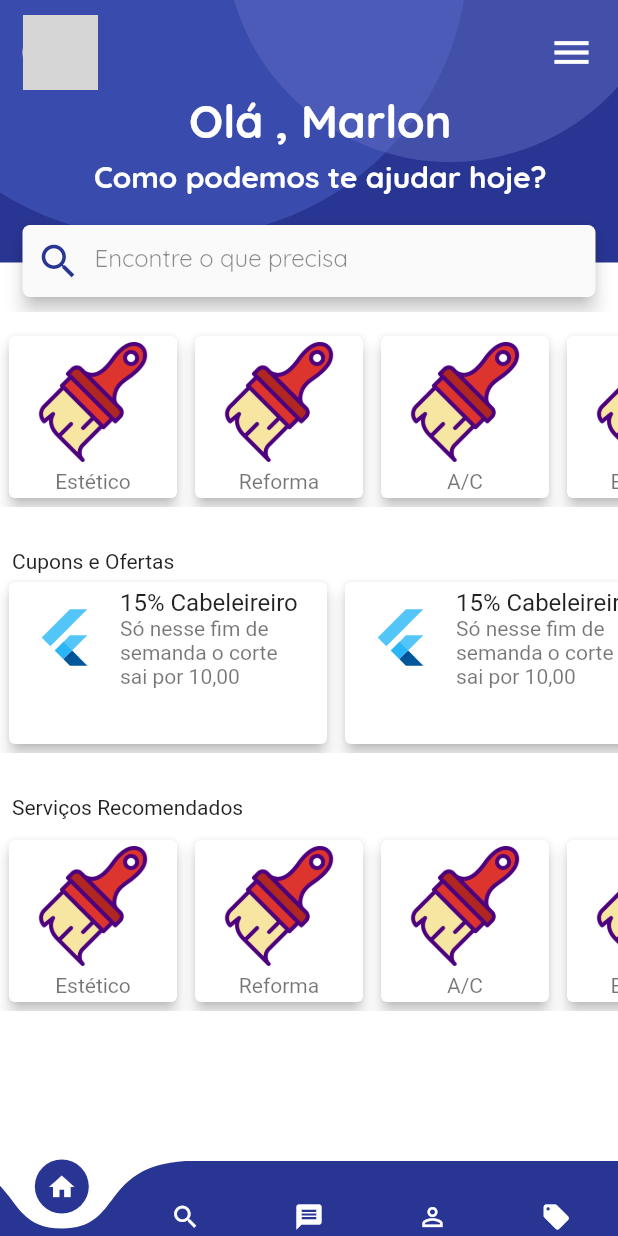
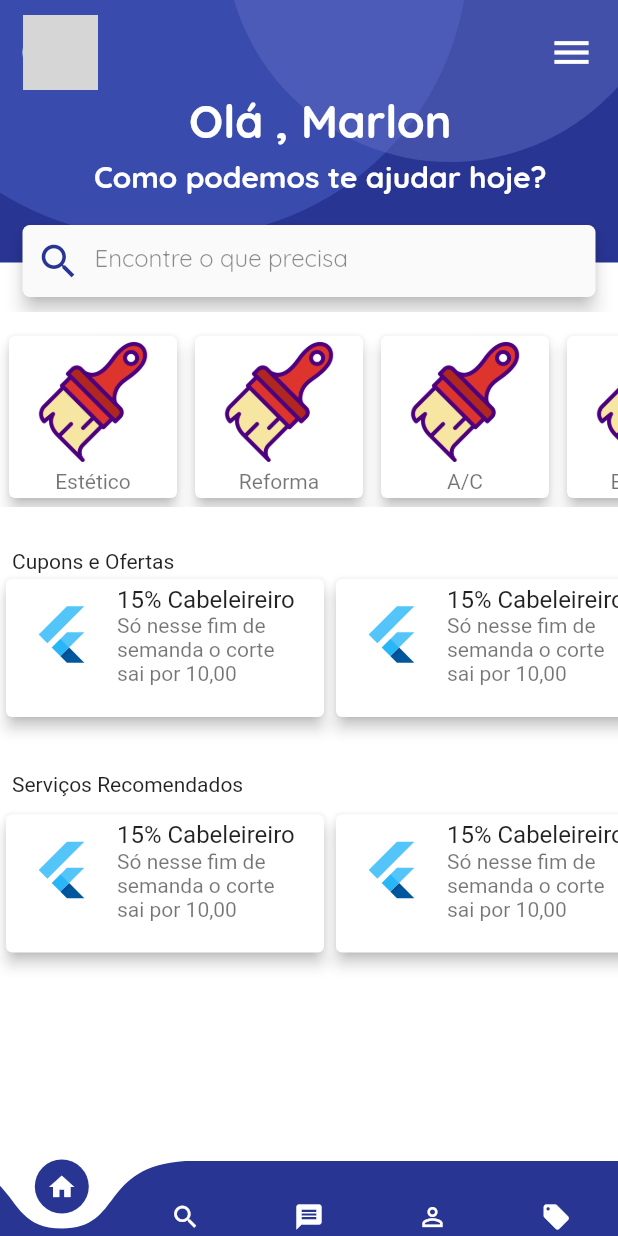
Before and after one commit to Marlon-Paulo-da-Silva/Aplicativo-de-Servi-os, a Flutter app: the screen it shows after launch, on a phone screen of 412 x 824 dp. Run offline on Flutter 3.47's test engine with Material 2 defaults, Android fonts, the phone set to English and light mode, and no system bars; drawn by our look-alikes of curved_navigation_bar; grey boxes are pictures that could not be loaded.

Commit message:
adicionando card de recomendados

```diff
--- a/lib/components/horizontal_listview_cupons.dart
+++ b/lib/components/horizontal_listview_cupons.dart
@@ -50,11 +50,12 @@
 
   @override
   Widget build(BuildContext context) {
-    return Padding(
-      padding: const EdgeInsets.all(2.0),
-      child: InkWell(
+    return Stack(
+      children: <Widget>[
+        InkWell(
           onTap: () {},
           child: Container(
+            height: 100.0,
             width: 220.0,
             child: Card(
               elevation: 4.0,
@@ -66,6 +67,7 @@
             ),
           ),
         ),
+      ],
     );
   }
 }
--- /dev/null
+++ b/lib/components/horizontal_listview_recomended.dart
@@ -0,0 +1,73 @@
+import 'package:flutter/material.dart';
+
+class HorizontalListviewRecomended extends StatefulWidget {
+  @override
+  _HorizontalListviewRecomendedState createState() =>
+      _HorizontalListviewRecomendedState();
+}
+
+class _HorizontalListviewRecomendedState
+    extends State<HorizontalListviewRecomended> {
+  @override
+  Widget build(BuildContext context) {
+    return Container(
+        height: 120.0,
+        child: ListView(
+          scrollDirection: Axis.horizontal,
+          children: <Widget>[
+            Recomended(
+              cuponTitle: 'titulo cupon',
+              cuponSubtitle: 'subtitulo cupon',
+            ),
+            Recomended(
+              cuponTitle: 'titulo cupon',
+              cuponSubtitle: 'subtitulo cupon',
+            ),
+            Recomended(
+              cuponTitle: 'titulo cupon',
+              cuponSubtitle: 'subtitulo cupon',
+            ),
+            Recomended(
+              cuponTitle: 'titulo cupon',
+              cuponSubtitle: 'subtitulo cupon',
+            ),
+          ],
+        ));
+  }
+}
+
+class Recomended extends StatelessWidget {
+  final String cuponTitle;
+  final String cuponSubtitle;
+  final String cuponLeading;
+  final String cuponTrailing;
+
+  const Recomended(
+      {this.cuponTitle,
+      this.cuponSubtitle,
+      this.cuponLeading,
+      this.cuponTrailing});
+
+  @override
+  Widget build(BuildContext context) {
+    return Stack(
+      children: <Widget>[
+        InkWell(
+          onTap: () {},
+          child: Container(
+            height: 100.0,
+            width: 220.0,
+            child: Card(
+              elevation: 4.0,
+              child: ListTile(
+                leading: FlutterLogo(size: 42.0),
+                title: Text('15% Cabeleireiro'),
+                subtitle: Text('Só nesse fim de semanda o corte sai por 10,00'),
+              ),
+            ),
+          ),
+        ),
+      ],
+    );
+  }
+}
--- a/lib/pages/pageHome.dart
+++ b/lib/pages/pageHome.dart
@@ -1,6 +1,7 @@
 import 'package:flutter/material.dart';
 import 'package:projetinhoflutterhttp/components/horizontal_listview.dart';
 import 'package:projetinhoflutterhttp/components/horizontal_listview_cupons.dart';
+import 'package:projetinhoflutterhttp/components/horizontal_listview_recomended.dart';
 
 class PageHome extends StatelessWidget {
   @override
@@ -157,7 +158,7 @@
                 ],
               ),
               SizedBox(
-                height: 20.0,
+                height: 5.0,
               ),
               Padding(
                 padding: const EdgeInsets.all(8.0),
@@ -165,7 +166,7 @@
               ),
               Stack(
                 children: <Widget>[
-                  HorizontalList(),
+                  HorizontalListviewRecomended(),
                 ],
               ),
               SizedBox(
```
Lines whose indentation alone changed are shown as unchanged.
